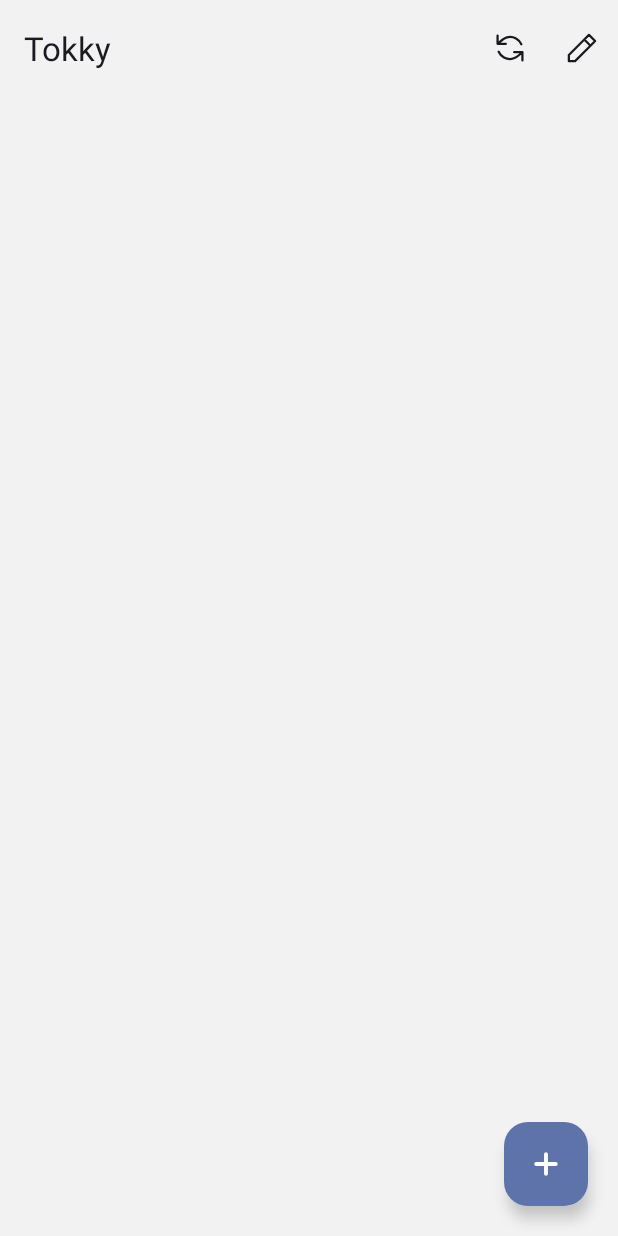
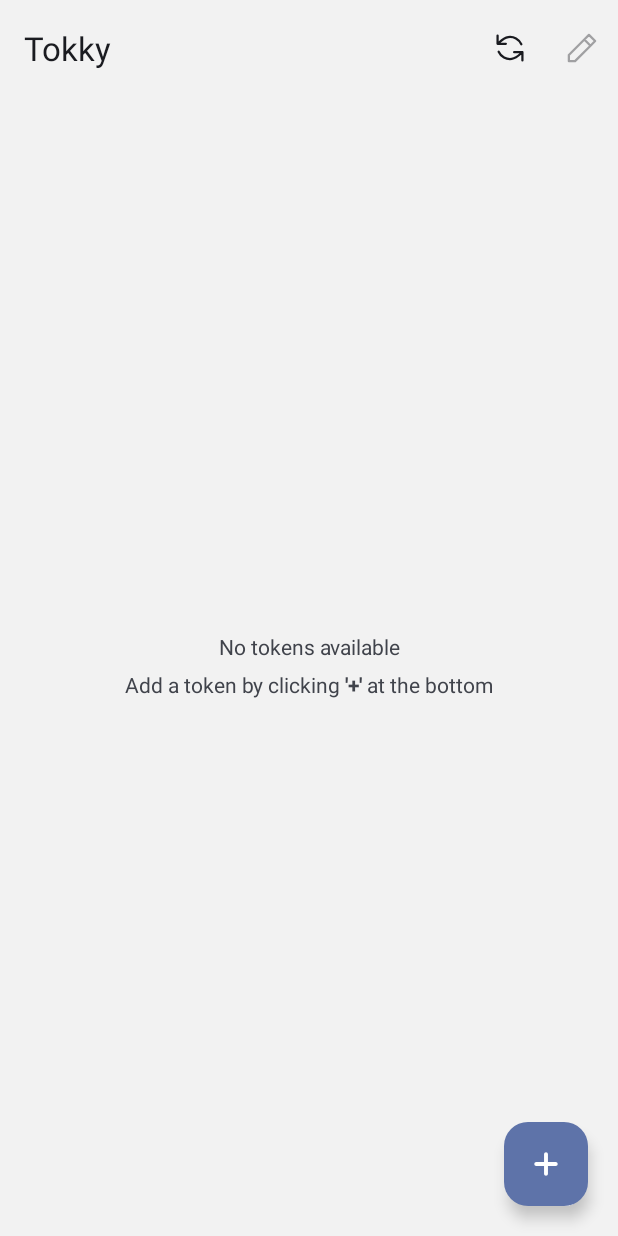
Before and after one commit to pruthvi-21/boxy-authenticator, an Android app: the screen it shows after launch (MainActivity), on a phone screen of 412 x 824 dp. Run offline under Robolectric (Android 15) with nearby library versions, the phone set to English and light mode, and no system bars.

Commit message:
Added empty layout view in MainActivity

```diff
--- a/app/src/main/java/com/ps/tokky/activities/MainActivity.kt
+++ b/app/src/main/java/com/ps/tokky/activities/MainActivity.kt
@@ -5,8 +5,8 @@ import android.content.Intent
 import android.os.Bundle
 import android.view.Menu
 import android.view.MenuItem
+import android.view.View
 import android.view.WindowManager
-import android.widget.Toast
 import androidx.activity.OnBackPressedCallback
 import androidx.activity.result.contract.ActivityResultContracts
 import androidx.appcompat.app.AppCompatActivity
@@ -71,6 +71,8 @@ class MainActivity : AppCompatActivity() {
     private fun refresh(reload: Boolean) {
         val list = helper.getAllEntries(reload)
         adapter.updateEntries(list)
+        binding.emptyLayout.visibility = if (list.isEmpty()) View.VISIBLE else View.GONE
+        invalidateOptionsMenu()
     }
 
     override fun onResume() {
@@ -84,7 +86,9 @@ class MainActivity : AppCompatActivity() {
     }
 
     override fun onCreateOptionsMenu(menu: Menu?): Boolean {
-        if (!adapter.editModeEnabled) menuInflater.inflate(R.menu.menu_main, menu)
+        if (!adapter.editModeEnabled)
+            menuInflater.inflate(R.menu.menu_main, menu)
+        menu?.getItem(1)?.isEnabled = helper.getAllEntries(false).isNotEmpty()
         return true
     }
 
@@ -106,7 +110,7 @@ class MainActivity : AppCompatActivity() {
         return super.onOptionsItemSelected(item)
     }
 
-    private fun openEditMode(open: Boolean) {
+    fun openEditMode(open: Boolean) {
         if (open) {
             adapter.editModeEnabled = true
             invalidateOptionsMenu()
@@ -121,6 +125,7 @@ class MainActivity : AppCompatActivity() {
             supportActionBar?.setDisplayHomeAsUpEnabled(false)
             supportActionBar?.setHomeAsUpIndicator(0)
             binding.fabAddNew.show()
+            refresh(false)
         }
     }
 
--- a/app/src/main/java/com/ps/tokky/utils/TokenAdapter.kt
+++ b/app/src/main/java/com/ps/tokky/utils/TokenAdapter.kt
@@ -14,6 +14,7 @@ import com.google.android.material.card.MaterialCardView
 import com.google.android.material.shape.ShapeAppearanceModel
 import com.ps.tokky.R
 import com.ps.tokky.activities.EnterKeyDetailsActivity
+import com.ps.tokky.activities.MainActivity
 import com.ps.tokky.databinding.RvAuthCardBinding
 import com.ps.tokky.models.TokenEntry
 
@@ -127,6 +128,10 @@ class TokenAdapter(
         dbHelper.removeEntry(entry.id)
         list.removeAt(position)
         notifyItemRemoved(position)
+
+        if (list.size == 0 && context is MainActivity) {
+            context.openEditMode(false)
+        }
     }
 
     fun onResume() {
--- a/app/src/main/res/layout/activity_main.xml
+++ b/app/src/main/res/layout/activity_main.xml
@@ -31,6 +31,23 @@
             android:layout_alignParentStart="true"
             android:clipToPadding="false" />
 
+        <LinearLayout
+            android:id="@+id/empty_layout"
+            android:layout_width="match_parent"
+            android:layout_height="match_parent"
+            android:layout_centerInParent="true"
+            android:orientation="vertical">
+
+            <TextView
+                android:layout_width="match_parent"
+                android:layout_height="match_parent"
+                android:gravity="center"
+                android:lineSpacingMultiplier="1.5"
+                android:paddingHorizontal="36dp"
+                android:text="@string/empty_layout_text"
+                android:textAlignment="center" />
+        </LinearLayout>
+
         <com.google.android.material.floatingactionbutton.FloatingActionButton
             android:id="@+id/fab_add_new"
             android:layout_width="wrap_content"
--- a/app/src/main/res/values/strings.xml
+++ b/app/src/main/res/values/strings.xml
@@ -1,6 +1,7 @@
 <resources>
     <string name="app_name">Tokky</string>
     <string name="cd_fab_add_new">add</string>
+    <string name="empty_layout_text">No tokens available\nAdd a token by clicking <b>\'+\'</b> at the bottom</string>
 
     <!-- EnterKeyDetailsActivity -->
     <string name="title_enter_account_details">Enter account details</string>
```
